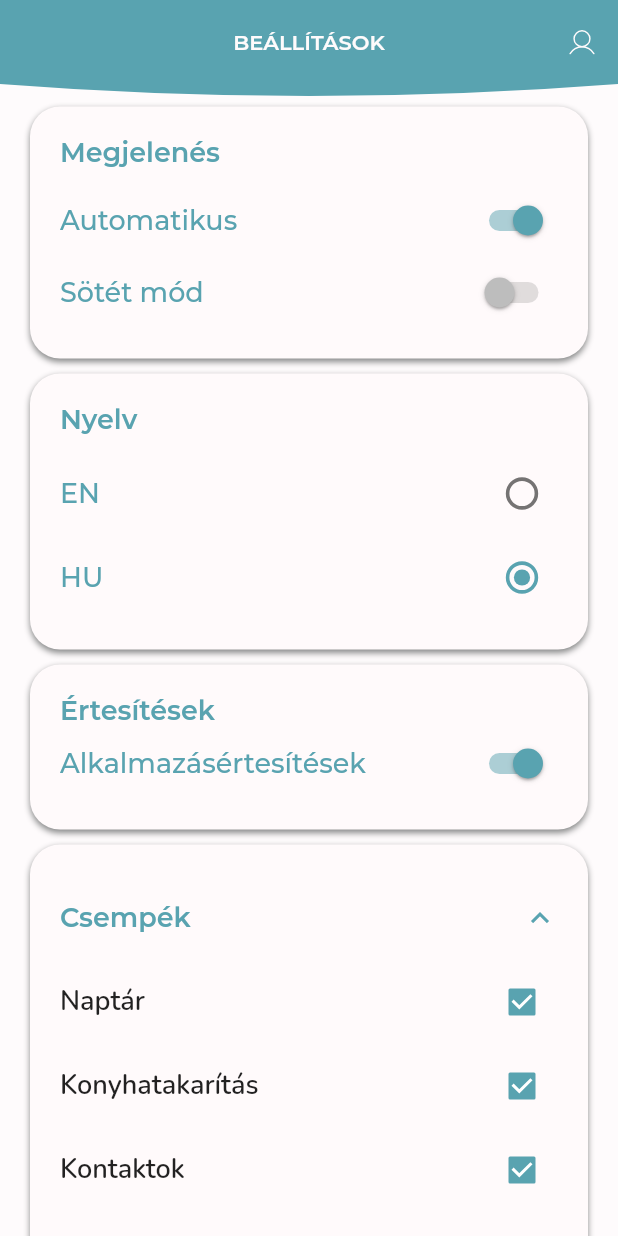
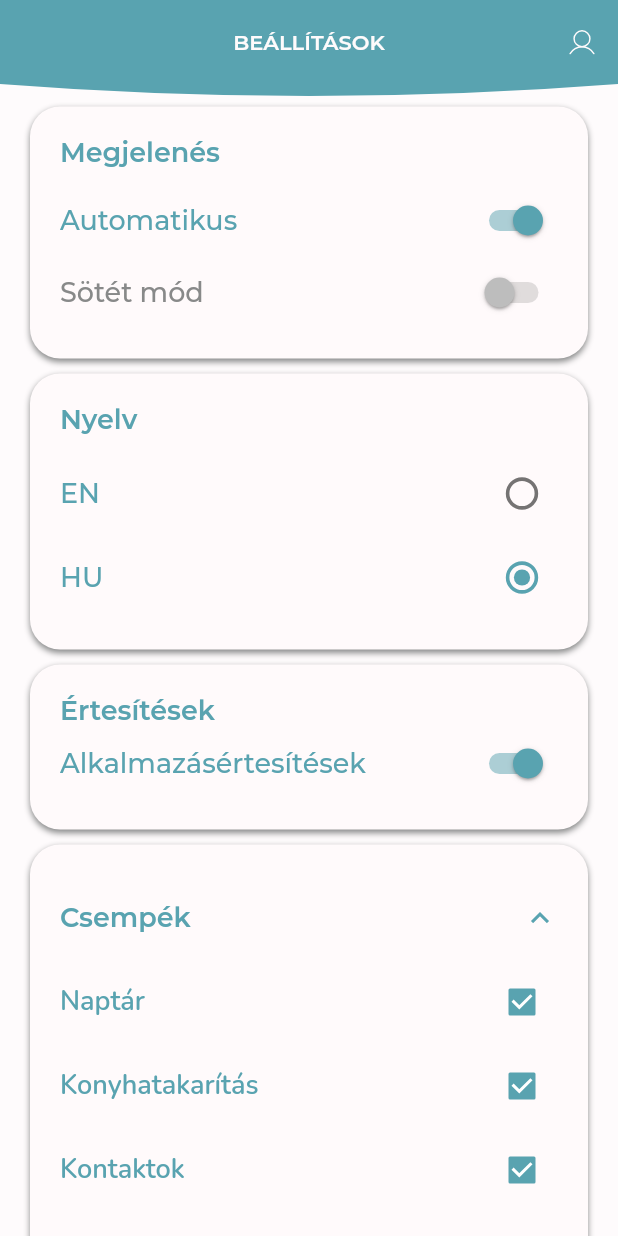
Before and after one commit to gaoypChina/szikapp, a Flutter app: the SettingsScreen screen opened directly, after a tap on "Csempék", on a phone screen of 412 x 824 dp. Run offline on Flutter 3.47's test engine with Material 2 defaults, Android fonts, the phone set to English and light mode, and no system bars; our stand-ins replace connectivity_plus, dropdown_search, easy_localization, firebase_analytics, firebase_auth, firebase_core and 5 more; missing offline and left inert: toggle_list; accounts and stored records are empty; project files that could hold a hidden picture were left out.

Commit message:
Színek javítása
Sötét módban: dátum- és időpontválasztók
Beállítások képernyő: nem szerkeszthető mezők

```diff
--- a/lib/components/checkbox.dart
+++ b/lib/components/checkbox.dart
@@ -42,6 +42,7 @@ class _CustomCheckboxListState extends State<CustomCheckboxList> {
 
   @override
   Widget build(BuildContext context) {
+    var theme = Theme.of(context);
     return Theme(
       data: Theme.of(context).copyWith(dividerColor: Colors.transparent),
       child: ExpansionTile(
@@ -49,15 +50,23 @@ class _CustomCheckboxListState extends State<CustomCheckboxList> {
         tilePadding: const EdgeInsets.all(0),
         children: widget.checkboxLabels.map((title) {
           var index = widget.checkboxLabels.indexOf(title);
+          var disabled = _checkboxValues.where((item) => item == true).length >=
+                  widget.maxEnabled &&
+              _checkboxValues[index] == false;
           return ListTile(
-            title: Text(title, style: Theme.of(context).textTheme.bodyText1),
+            title: Text(
+              title,
+              style: theme.textTheme.bodyText1!.copyWith(
+                color: disabled
+                    ? theme.colorScheme.secondaryContainer
+                    : theme.colorScheme.primary,
+              ),
+            ),
             trailing: Checkbox(
               tristate: false,
               activeColor: Theme.of(context).colorScheme.primary,
               value: _checkboxValues[widget.checkboxLabels.indexOf(title)],
-              onChanged: _checkboxValues.where((item) => item == true).length >=
-                          widget.maxEnabled &&
-                      _checkboxValues[index] == false
+              onChanged: disabled
                   ? null
                   : (bool? value) {
                       setState(() {
--- a/lib/components/date_picker.dart
+++ b/lib/components/date_picker.dart
@@ -24,7 +24,7 @@ class DatePicker extends StatefulWidget {
   final DateTime? endDate;
 
   ///Szöveg színe
-  final Color color;
+  final Color? color;
 
   ///Szöveg mérete
   final double fontSize;
--- a/lib/screens/poll_dialog.dart
+++ b/lib/screens/poll_dialog.dart
@@ -3,6 +3,7 @@ import 'package:flutter/material.dart';
 import 'package:provider/provider.dart';
 
 import '../business/business.dart';
+import '../components/components.dart';
 import '../models/models.dart';
 import '../navigation/app_state_manager.dart';
 import '../ui/themes.dart';
@@ -81,10 +82,7 @@ class _PollDialogState extends State<PollDialog> {
                   GestureDetector(
                     onTap: () => widget.manager
                         .editPoll(widget.manager.indexOf(widget.poll)),
-                    child: Image.asset(
-                      'assets/icons/pencil_light_72.png',
-                      height: kIconSizeLarge,
-                    ),
+                    child: const CustomIcon(CustomIcons.pencil),
                   ),
               ],
             ),
--- a/lib/screens/reservation_create_edit.dart
+++ b/lib/screens/reservation_create_edit.dart
@@ -247,6 +247,7 @@ class ReservationCreateEditScreenState
                           child: TimePicker(
                             time: TimeOfDay.fromDateTime(start),
                             onChanged: _onStartingTimeChanged,
+                            color: theme.colorScheme.primaryContainer,
                           ),
                         ),
                       ],
@@ -272,6 +273,7 @@ class ReservationCreateEditScreenState
                           child: TimePicker(
                             time: TimeOfDay.fromDateTime(end),
                             onChanged: _onFinishingTimeChanged,
+                            color: theme.colorScheme.primaryContainer,
                           ),
                         ),
                       ],
--- a/lib/screens/settings_screen.dart
+++ b/lib/screens/settings_screen.dart
@@ -150,8 +150,8 @@ class _SettingsScreenState extends State<SettingsScreen> {
                       'SETTINGS_DARKMODE'.tr(),
                       style: theme.textTheme.headline6!.copyWith(
                         color: _isAutomaticDarkModeEnabled
-                            ? theme.colorScheme.primary
-                            : theme.colorScheme.secondaryContainer,
+                            ? theme.colorScheme.secondaryContainer
+                            : theme.colorScheme.primary,
                       ),
                     ),
                     onChanged: _onPreferDarkModeChanged,
--- a/pubspec.yaml
+++ b/pubspec.yaml
@@ -2,7 +2,7 @@ name: szikapp
 description: Awesome application for doing business in da SZIK.
 
 publish_to: 'none' # Remove this line if you wish to publish to pub.dev
-version: 0.0.12+187
+version: 0.0.12+188
 
 environment:
   sdk: ">=2.17.0 <3.0.0"
```
Also changed, not shown: lib/screens/poll_create_edit.dart (+10 -13 lines).
